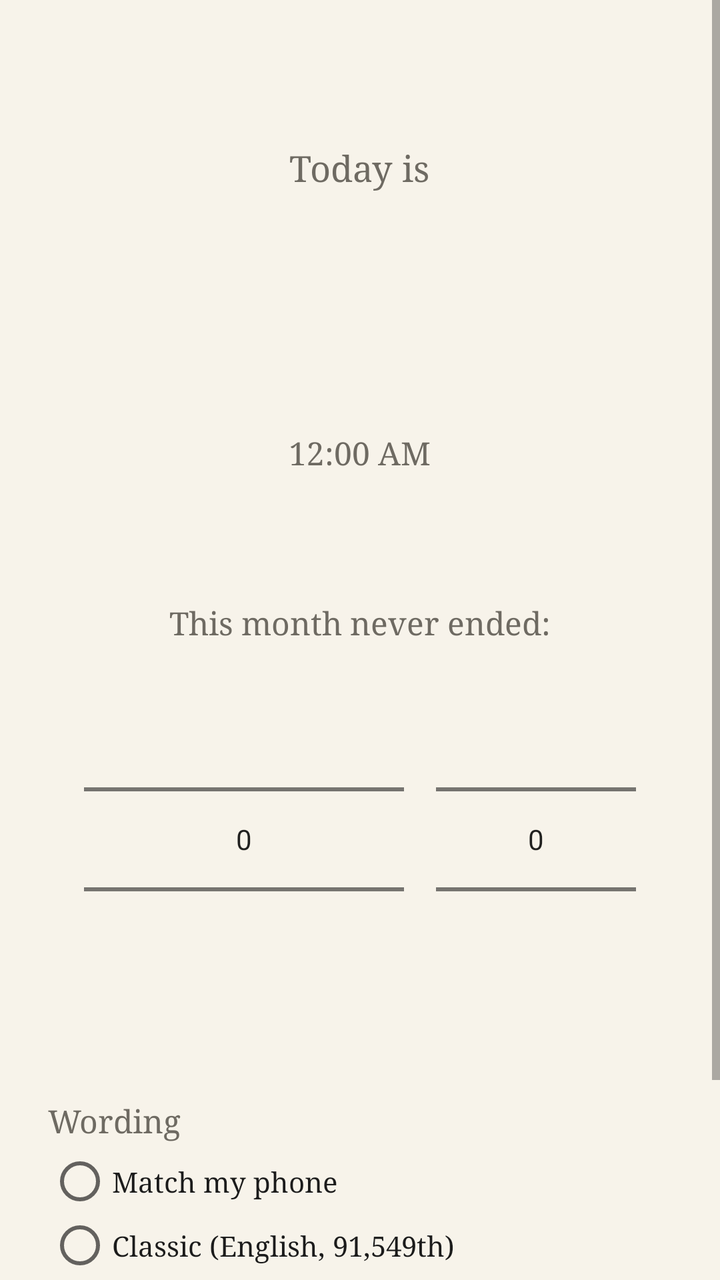
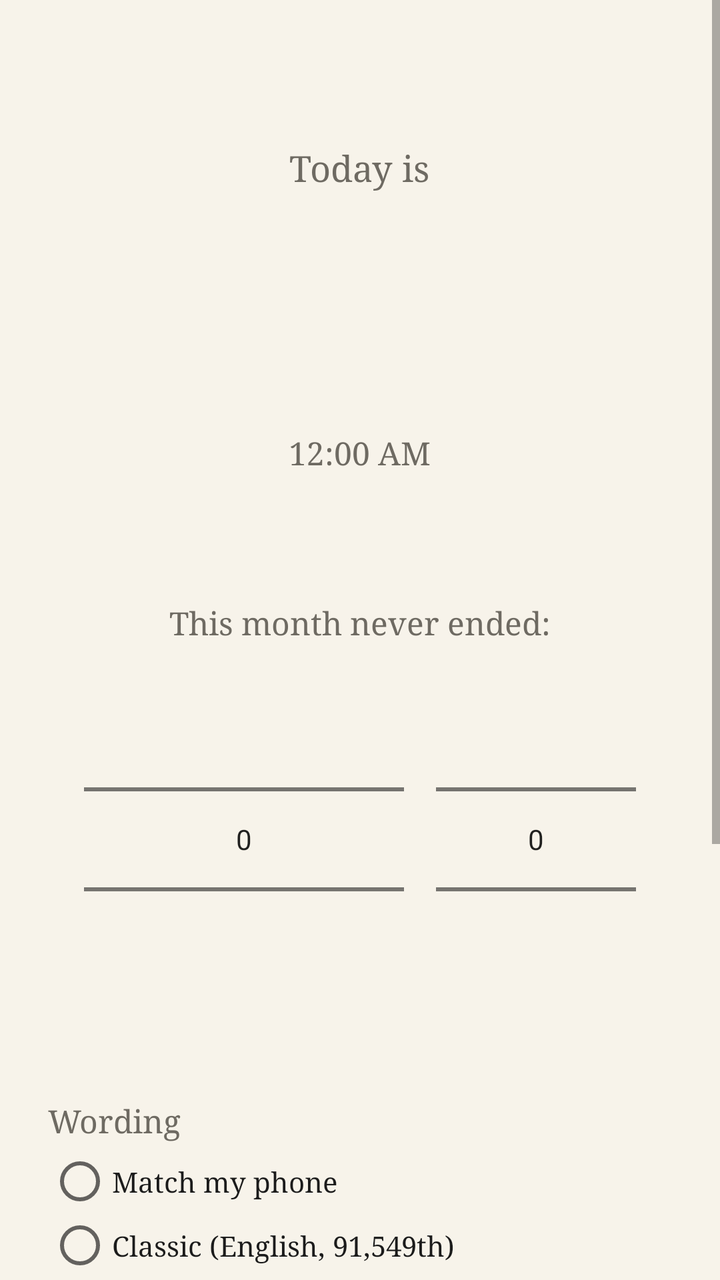

Two renders of the same Android screen: before a commit and after it. Below are the layout's source before the change and the commit's diff.
<!-- AndroidManifest.xml: application theme Theme.The57th -->
<!-- res/layout/activity_main.xml -->
<?xml version="1.0" encoding="utf-8"?>
<ScrollView xmlns:android="http://schemas.android.com/apk/res/android"
    android:layout_width="match_parent"
    android:layout_height="match_parent"
    android:fillViewport="true">

    <LinearLayout
        android:layout_width="match_parent"
        android:layout_height="wrap_content"
        android:gravity="center_horizontal"
        android:orientation="vertical"
        android:padding="24dp">

        <TextView
            android:layout_width="wrap_content"
            android:layout_height="wrap_content"
            android:layout_marginTop="48dp"
            android:fontFamily="serif"
            android:text="@string/today_is"
            android:textColor="@color/ink_muted"
            android:textSize="18sp" />

        <TextView
            android:id="@+id/today"
            android:layout_width="match_parent"
            android:layout_height="96dp"
            android:layout_marginTop="8dp"
            android:autoSizeMaxTextSize="48sp"
            android:autoSizeMinTextSize="18sp"
            android:autoSizeTextType="uniform"
            android:fontFamily="serif"
            android:gravity="center"
            android:maxLines="2"
            android:textColor="@color/ink"
            android:textStyle="bold" />

        <TextClock
            android:layout_width="wrap_content"
            android:layout_height="wrap_content"
            android:layout_marginTop="16dp"
            android:fontFamily="serif"
            android:format12Hour="h:mm a"
            android:format24Hour="HH:mm"
            android:textColor="@color/ink_muted"
            android:textSize="16sp" />

        <TextView
            android:layout_width="wrap_content"
            android:layout_height="wrap_content"
            android:layout_marginTop="64dp"
            android:fontFamily="serif"
            android:text="@string/anchor_label"
            android:textColor="@color/ink_muted"
            android:textSize="16sp" />

        <LinearLayout
            android:layout_width="wrap_content"
            android:layout_height="wrap_content"
            android:layout_marginTop="8dp"
            android:orientation="horizontal">

            <NumberPicker
                android:id="@+id/month"
                android:layout_width="160dp"
                android:layout_height="wrap_content"
                android:descendantFocusability="blocksDescendants" />

            <NumberPicker
                android:id="@+id/year"
                android:layout_width="100dp"
                android:layout_height="wrap_content"
                android:layout_marginStart="16dp" />
        </LinearLayout>

        <TextView
            android:layout_width="match_parent"
            android:layout_height="wrap_content"
            android:layout_marginTop="40dp"
            android:fontFamily="serif"
            android:text="@string/wording_label"
            android:textColor="@color/ink_muted"
            android:textSize="16sp" />

        <RadioGroup
            android:id="@+id/style"
            android:layout_width="match_parent"
            android:layout_height="wrap_content"
            android:layout_marginTop="4dp">

            <RadioButton
                android:id="@+id/style_phone"
                android:layout_width="match_parent"
                android:layout_height="wrap_content"
                android:fontFamily="serif"
                android:text="@string/style_phone"
                android:textColor="@color/ink" />

            <RadioButton
                android:id="@+id/style_classic"
                android:layout_width="match_parent"
                android:layout_height="wrap_content"
                android:fontFamily="serif"
                android:text="@string/style_classic"
                android:textColor="@color/ink" />
        </RadioGroup>

        <Switch
            android:id="@+id/timely"
            android:layout_width="match_parent"
            android:layout_height="wrap_content"
            android:layout_marginTop="24dp"
            android:fontFamily="serif"
            android:text="@string/timely"
            android:textColor="@color/ink"
            android:textSize="16sp" />

        <TextView
            android:id="@+id/timely_note"
            android:layout_width="match_parent"
            android:layout_height="wrap_content"
            android:layout_marginTop="4dp"
            android:layout_marginBottom="24dp"
            android:fontFamily="serif"
            android:textColor="@color/ink_muted"
            android:textSize="13sp" />
    </LinearLayout>
</ScrollView>
<!-- resources referenced by this layout -->
<resources>
  <color name="ink">#FF1B1B1B</color>
  <color name="ink_muted">#FF6E6A62</color>
  <string name="anchor_label">This month never ended:</string>
  <string name="style_classic">Classic (English, 91,549th)</string>
  <string name="style_phone">Match my phone</string>
  <string name="timely">Timely wording</string>
  <string name="today_is">Today is</string>
  <string name="wording_label">Wording</string>
  <style name="Theme.The57th" parent="@android:style/Theme.Material.Light.NoActionBar">
          <item name="android:windowBackground">@color/paper</item>
          <item name="android:colorAccent">@color/ink</item>
          <item name="android:statusBarColor">@color/paper</item>
          <item name="android:windowLightStatusBar">true</item>
      </style>
  <color name="paper">#FFF7F3EA</color>
</resources>

<!-- the commit's change to res/layout/activity_main.xml (unified diff, before → after) -->
@@ -119,9 +119,48 @@
             android:layout_width="match_parent"
             android:layout_height="wrap_content"
             android:layout_marginTop="4dp"
-            android:layout_marginBottom="24dp"
             android:fontFamily="serif"
             android:textColor="@color/ink_muted"
             android:textSize="13sp" />
+
+        <TextView
+            android:layout_width="match_parent"
+            android:layout_height="wrap_content"
+            android:layout_marginTop="40dp"
+            android:fontFamily="serif"
+            android:text="@string/lock_screen_label"
+            android:textColor="@color/ink_muted"
+            android:textSize="16sp" />
+
+        <Switch
+            android:id="@+id/lock_notification"
+            android:layout_width="match_parent"
+            android:layout_height="wrap_content"
+            android:layout_marginTop="8dp"
+            android:fontFamily="serif"
+            android:text="@string/lock_notification"
+            android:textColor="@color/ink"
+            android:textSize="16sp" />
+
+        <TextView
+            android:layout_width="match_parent"
+            android:layout_height="wrap_content"
+            android:layout_marginTop="4dp"
+            android:fontFamily="serif"
+            android:text="@string/lock_notification_note"
+            android:textColor="@color/ink_muted"
+            android:textSize="13sp" />
+
+        <Button
+            android:id="@+id/set_wallpaper"
+            style="@android:style/Widget.Material.Button.Borderless.Colored"
+            android:layout_width="wrap_content"
+            android:layout_height="wrap_content"
+            android:layout_gravity="start"
+            android:layout_marginTop="16dp"
+            android:layout_marginBottom="24dp"
+            android:fontFamily="serif"
+            android:text="@string/set_wallpaper"
+            android:textColor="@color/ink" />
     </LinearLayout>
 </ScrollView>
<!-- resource entries referenced after the edit -->
@@ -3,6 +3,10 @@
   <color name="ink">#FF1B1B1B</color>
   <color name="ink_muted">#FF6E6A62</color>
   <string name="anchor_label">This month never ended:</string>
+  <string name="lock_notification">Quiet notification</string>
+  <string name="lock_notification_note">Keeps today\'s count in your notifications, and on the lock screen if your phone allows notifications there. No sound, no buzz.</string>
+  <string name="lock_screen_label">Lock screen</string>
+  <string name="set_wallpaper">Set as wallpaper…</string>
   <string name="style_classic">Classic (English, 91,549th)</string>
   <string name="style_phone">Match my phone</string>
   <string name="timely">Timely wording</string>
